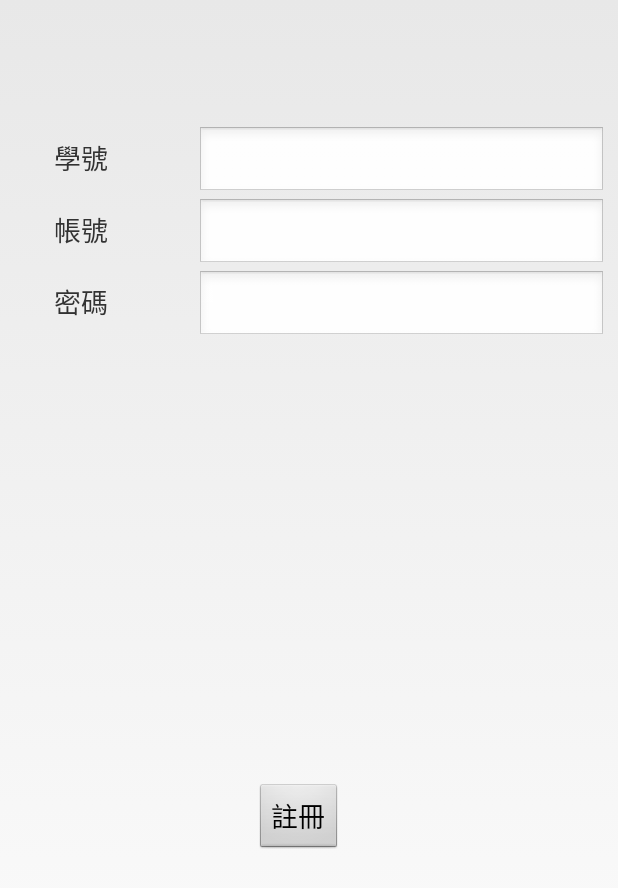
After one commit to LiuYiBear/ProjectPCCU, an Android app: the layout registered.xml on its own in the app's theme, with its tools: preview values and no code run, on a phone screen of 412 x 824 dp. The commit adds this screen. Shown: the top 888 px of the screen. Run offline under Robolectric (Android 15) with nearby library versions, the phone set to English and light mode, and no system bars.

```diff
--- /dev/null
+++ b/UI/app/src/main/res/layout/registered.xml
@@ -0,0 +1,104 @@
+<?xml version="1.0" encoding="utf-8"?>
+<android.support.constraint.ConstraintLayout xmlns:android="http://schemas.android.com/apk/res/android"
+    xmlns:app="http://schemas.android.com/apk/res-auto"
+    xmlns:tools="http://schemas.android.com/tools"
+    android:layout_width="match_parent"
+    android:layout_height="match_parent"
+    tools:context="com.example.chih.myapplication.registered">
+
+    <LinearLayout
+        android:id="@+id/linearLayout5"
+        android:layout_width="368dp"
+        android:layout_height="147dp"
+        android:layout_marginEnd="8dp"
+        android:layout_marginStart="8dp"
+        android:layout_marginTop="84dp"
+        android:orientation="vertical"
+        app:layout_constraintEnd_toEndOf="parent"
+        app:layout_constraintHorizontal_bias="1.0"
+        app:layout_constraintStart_toStartOf="parent"
+        app:layout_constraintTop_toTopOf="parent">
+
+        <LinearLayout
+            android:layout_width="match_parent"
+            android:layout_height="wrap_content"
+            android:orientation="horizontal">
+
+            <TextView
+                android:id="@+id/student_id"
+                android:layout_width="wrap_content"
+                android:layout_height="wrap_content"
+                android:layout_weight="1"
+                android:text="學號"
+                android:textAppearance="@style/TextAppearance.AppCompat.Medium" />
+
+            <EditText
+                android:layout_width="wrap_content"
+                android:layout_height="wrap_content"
+                android:layout_weight="1"
+                android:ems="10"
+                android:inputType="textPersonName" />
+        </LinearLayout>
+
+        <LinearLayout
+            android:layout_width="match_parent"
+            android:layout_height="wrap_content"
+            android:orientation="horizontal">
+
+            <TextView
+                android:id="@+id/account_number"
+                android:layout_width="wrap_content"
+                android:layout_height="wrap_content"
+                android:layout_weight="1"
+                android:text="帳號"
+                android:textAppearance="@style/TextAppearance.AppCompat.Medium" />
+
+            <EditText
+                android:id="@+id/editText4"
+                android:layout_width="wrap_content"
+                android:layout_height="wrap_content"
+                android:layout_weight="1"
+                android:ems="10"
+                android:inputType="textPersonName" />
+        </LinearLayout>
+
+        <LinearLayout
+            android:layout_width="match_parent"
+            android:layout_height="49dp"
+            android:orientation="horizontal">
+
+            <TextView
+                android:id="@+id/password"
+                android:layout_width="wrap_content"
+                android:layout_height="wrap_content"
+                android:layout_weight="1"
+                android:text="密碼"
+                android:textAppearance="@style/TextAppearance.AppCompat.Medium" />
+
+            <EditText
+                android:id="@+id/editText5"
+                android:layout_width="wrap_content"
+                android:layout_height="wrap_content"
+                android:layout_weight="1"
+                android:ems="10"
+                android:inputType="textPersonName" />
+        </LinearLayout>
+    </LinearLayout>
+
+    <Button
+        android:id="@+id/registered "
+        android:layout_width="wrap_content"
+        android:layout_height="wrap_content"
+        android:layout_marginBottom="126dp"
+        android:layout_marginEnd="174dp"
+        android:layout_marginStart="160dp"
+        android:layout_marginTop="162dp"
+        android:text="註冊"
+        android:textAppearance="@style/TextAppearance.AppCompat.Medium"
+        android:visibility="visible"
+        app:layout_constraintBottom_toBottomOf="parent"
+        app:layout_constraintEnd_toEndOf="parent"
+        app:layout_constraintStart_toStartOf="parent"
+        app:layout_constraintTop_toBottomOf="@+id/linearLayout5" />
+
+</android.support.constraint.ConstraintLayout>
```
Also changed, not shown: UI/app/src/main/AndroidManifest.xml (+40 -44 lines), UI/app/src/main/java/com/example/chih/myapplication/Login.java (added, +13 -0 lines), UI/app/src/main/java/com/example/chih/myapplication/registered.java (added, +13 -0 lines), UI/app/src/main/res/layout/login.xml (added, +81 -0 lines), UI/app/src/main/res/layout/set.xml (+13 -1 lines).
